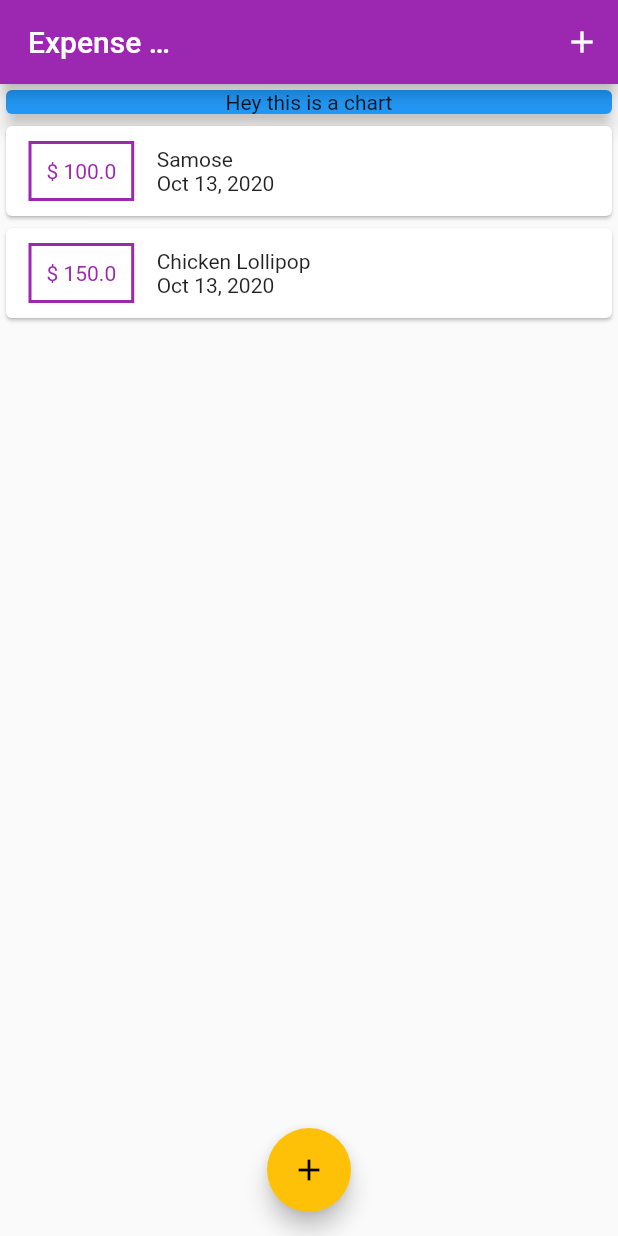
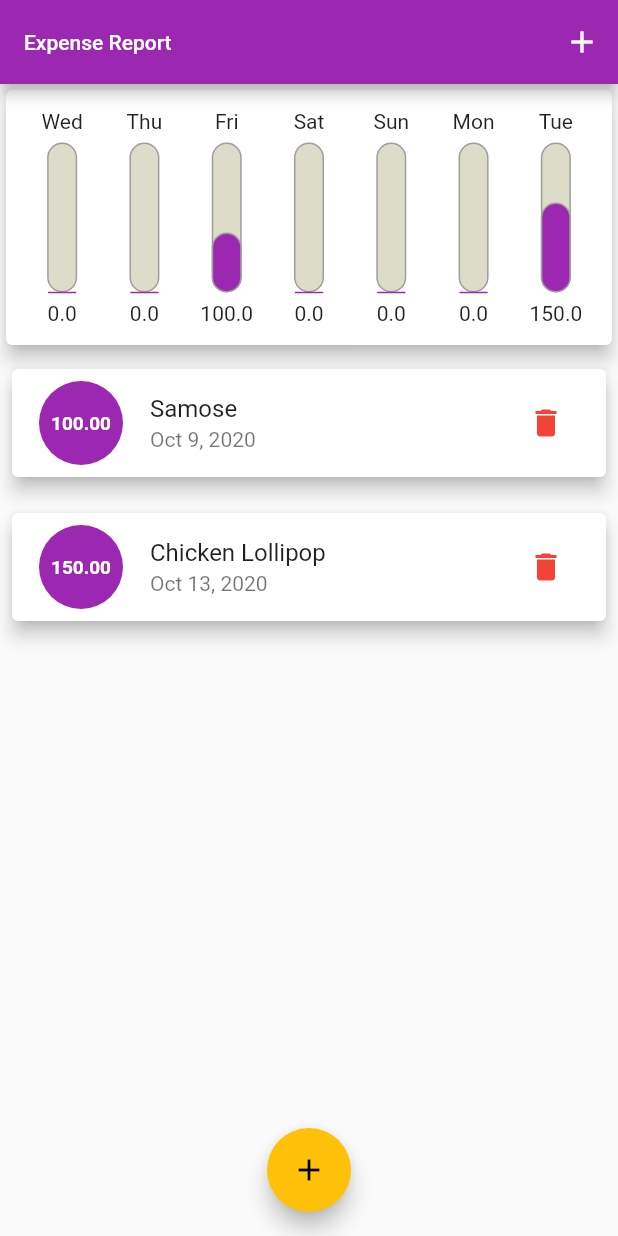
Before and after one commit to AbhiGang699/ExpenseReport, a Flutter app: the screen it shows after launch, on a phone screen of 412 x 824 dp. Run offline on Flutter 3.47's test engine with Material 2 defaults, Android fonts, the phone set to English and light mode, and no system bars; Roboto replaces fonts that are missing (Monotype Corsiva).

Commit message:
Fully functional application with sizing issue in landscape mode .

```diff
--- a/lib/main.dart
+++ b/lib/main.dart
@@ -2,6 +2,7 @@ import './widgets/input_transactions.dart';
 import 'package:flutter/material.dart';
 import './models/Transaction.dart';
 import './widgets/showTrans.dart';
+import './widgets/chart.dart';
 
 void main() => runApp(MyApp());
 
@@ -12,12 +13,11 @@ class MyApp extends StatelessWidget{
     return MaterialApp(
       theme: ThemeData(
         //primaryColor: Colors.green,
+        brightness: Brightness.light ,
         fontFamily: 'Monotype Corsiva',
         primarySwatch: Colors.purple,
         accentColor: Colors.amber,
       ),
-
-      title: "Flutter App",
       home: MyHomePage(),
     );
   }
@@ -33,29 +33,35 @@ class _MyHomePageState extends State<MyHomePage> {
 
   final List<Transaction> expenses = [
     Transaction(
-      id: "first",
+      id: DateTime.now().toString(),
       title : "Samose",
       amount: 100,
-      date: DateTime.now(),
+      date: DateTime.now().subtract(Duration(days: 4)),
     ),
 
     Transaction(
-      id: "second",
+      id: DateTime.now().toString(),
       title : "Chicken Lollipop",
       amount: 150,
       date: DateTime.now(),
     ),
   ];
 
-  void func(String task, String amount){
+  void func(String task, String amount,DateTime date){
     Transaction obj = new Transaction(
-        id: null,
+        id: date.toString(),
         title: task,
         amount: double.parse(amount),
-        date: DateTime.now()
+        date: date,
     );
     setState(() {
       expenses.add(obj);
+    });
+  }
+
+  void deleteTransaction(String trans_id){
+    setState(() {
+      expenses.removeWhere((element) =>element.id==trans_id);
     });
   }
 
@@ -65,9 +71,11 @@ class _MyHomePageState extends State<MyHomePage> {
           onTap: (){},
           child : InputTransactions(func),
           behavior: HitTestBehavior.opaque,
+        onDoubleTap: ()=>AnimatedIcons.close_menu,
       );
     });
   }
+
 
    @override
   Widget build(BuildContext context){
@@ -75,8 +83,8 @@ class _MyHomePageState extends State<MyHomePage> {
       appBar: AppBar(
         title: Container(
           width: 100,
-          child: Text("Expense Report Application ",textAlign: TextAlign.center,),
-        ),
+          child: Text('Expense Report' , style: TextStyle(fontSize: 14),),
+            ),
         actions: <Widget>[
           IconButton(icon: Icon(Icons.add) ,onPressed: ()=>startAddNewTransaction(context)),
         ],
@@ -88,19 +96,30 @@ class _MyHomePageState extends State<MyHomePage> {
           children: <Widget>[
             Card(
               elevation: 5,
-              color: Colors.blue,
+              //color: Colors.blue,
               child: Container(
                 width: double.infinity,
-                child: Text("Hey this is a chart",textAlign: TextAlign.center,),
+                child: Chart(expenses),
               ),
             ),
             Column(
                 children:[
                   Container(
                     height: 500,
-                    child:ListView.builder(
+                    child:expenses.isEmpty ?
+                    Container(
+                      height: 300,
+                      child:Column(
+                       children : [
+                         Text("Nothing to show yet !!! ",style: TextStyle(fontWeight: FontWeight.bold),),
+                         SizedBox(height: 10),
+                         Image.asset('assets/images/nothingHere.png' ,
+                        fit: BoxFit.contain,
+                      ),
+                    ]),)
+                        : ListView.builder(
                       itemBuilder: (ctx ,index){
-                        return showTrans(expenses[index]);
+                        return showTrans(expenses[index],deleteTransaction);
                       },
                       itemCount: expenses.length,
                     ),
--- /dev/null
+++ b/lib/widgets/chart.dart
@@ -0,0 +1,51 @@
+import '../models/Transaction.dart';
+import 'package:flutter/material.dart';
+import 'package:intl/intl.dart';
+import './showChartColumn.dart';
+
+class Chart extends StatefulWidget{
+  List<Transaction> expenses;
+
+  Chart(this.expenses);
+
+  @override
+  _ChartState createState() => _ChartState();
+}
+
+class _ChartState extends State<Chart> {
+  double totalAmount=0.0;
+
+  List<Map<String,Object>> get groupedRecentTransactions{
+    return List.generate(7, (index){
+      double sum=0;
+      final datenow= DateTime.now().subtract(Duration(days: index));
+      for(int i=0;i<widget.expenses.length;i++)
+        if( (widget.expenses[i].date).day == datenow.day )sum+=widget.expenses[i].amount;
+       return {
+         'day': DateFormat.E().format(datenow),
+         'totalSum': sum,
+       };
+    }).reversed.toList();
+  }
+
+  @override
+  Widget build(BuildContext context) {
+    totalAmount=0;
+     for(int i=0;i<widget.expenses.length;i++){
+      totalAmount+=widget.expenses[i].amount;
+    }
+    return Padding(
+      padding: EdgeInsets.all(10),
+      child: Row(
+        mainAxisAlignment: MainAxisAlignment.spaceAround,
+        children: [...(groupedRecentTransactions).map( (col){
+          return Flexible(
+              fit: FlexFit.tight
+              ,
+              child: ShowChartColumn(col,totalAmount));
+        }
+        ).toList(),
+        ]),
+    );
+}
+}
--- /dev/null
+++ b/lib/widgets/showChartColumn.dart
@@ -0,0 +1,48 @@
+import 'package:flutter/cupertino.dart';
+import 'package:flutter/material.dart';
+
+class ShowChartColumn extends StatelessWidget{
+  final Map<String , Object > val;
+  final double totalAmount;
+  ShowChartColumn(this.val,this.totalAmount);
+
+  Widget build ( BuildContext context){
+    print(totalAmount);
+    return SizedBox(
+      height: 150,
+      child: Column(
+        mainAxisAlignment: MainAxisAlignment.spaceAround,
+        children: [
+          Text(val['day']),
+          Stack(
+            alignment: Alignment.bottomLeft,
+            children: [
+              Container(
+                height: 100,
+                width: 20,
+                //color: Theme.of(context).primaryColor,
+                decoration: BoxDecoration(
+                  color: Color.fromRGBO(220, 220, 200, 1),
+                  border: Border.all(color: Colors.grey , width: 1.0),
+                  borderRadius: BorderRadius.circular(10),
+                ),
+
+              ),
+              Container(
+                height: totalAmount<=0 ? 0 : 100*(((val['totalSum'] as double)/totalAmount)),
+                width: 20,
+                // color: Color.fromRGBO(220, 220, 200, 1),
+                decoration: BoxDecoration(
+                  color: Theme.of(context).primaryColor,
+                  border: Border.all(color: Colors.grey , width: 1.0),
+                  borderRadius: BorderRadius.circular(10),
+                ),
+              ),
+            ],
+          ),
+          FittedBox(child: Text( (val['totalSum'] as double).toStringAsFixed(1) )),
+        ],
+      ),
+    );
+  }
+}
--- a/lib/widgets/showTrans.dart
+++ b/lib/widgets/showTrans.dart
@@ -2,11 +2,57 @@ import '../models/Transaction.dart';
 import 'package:flutter/material.dart';
 import 'package:intl/intl.dart';
 
-class showTrans extends StatelessWidget{
+class showTrans extends StatelessWidget {
   Transaction trans;
-  showTrans(this.trans);
-  Widget build (BuildContext context){
-    return Card(
+  final deleteTransaction;
+  showTrans(this.trans,this.deleteTransaction);
+
+  Widget build(BuildContext context) {
+    return Padding(
+      padding: EdgeInsets.symmetric(vertical: 8, horizontal: 4),
+      child: Card(
+        elevation: 5,
+        child: ListTile(
+          leading: CircleAvatar(
+            radius: 30,
+            child: Padding(
+              padding: EdgeInsets.all(10),
+              child: FittedBox(
+                  child: Text(
+                    trans.amount.toStringAsFixed(2),
+                    style: TextStyle( fontWeight: FontWeight.bold , color: Colors.white),
+                  ),
+              ),
+            ),
+            backgroundColor: Theme.of(context).primaryColor,
+          ),
+          title: Text(trans.title),
+          subtitle: Text('${DateFormat.yMMMd().format(trans.date)}'),
+          trailing: IconButton(
+            icon: Icon(Icons.delete),
+            color: Colors.red,
+            onPressed: ()=> deleteTransaction(trans.id),
+          ),
+        ),
+      ),
+    );
+  }
+
+}
+
+
+
+
+
+
+
+
+
+
+
+
+
+      /*Card(
      // color: Colors.amber ,
       child: Row(
         mainAxisAlignment: MainAxisAlignment.start,
@@ -20,7 +66,7 @@ class showTrans extends StatelessWidget{
                 color: Theme.of(context).primaryColor,
               ),
             ),
-            child: Text("\$ "+trans.amount.toString(),
+            child: Text("\$ "+trans.amount.toStringAsFixed(2),
               style: TextStyle(color: Theme.of(context).primaryColor),
               ),
           ),
@@ -36,4 +82,4 @@ class showTrans extends StatelessWidget{
     );
   }
 
-}
+}*/
--- a/pubspec.yaml
+++ b/pubspec.yaml
@@ -47,9 +47,10 @@ flutter:
   uses-material-design: true
 
   # To add assets to your application, add an assets section, like this:
-  # assets:
-  #   - images/a_dot_burr.jpeg
+  assets:
+    - assets/images/nothingHere.png
   #   - images/a_dot_ham.jpeg
+
 
   # An image asset can refer to one or more resolution-specific "variants", see
   # https://flutter.dev/assets-and-images/#resolution-aware.
```
Also changed, not shown: lib/widgets/input_transactions.dart (+48 -7 lines), lib/widgets/transaction_list.dart (+14 -9 lines), assets/images/abc.png (added), assets/images/nothingHere.png (added).
